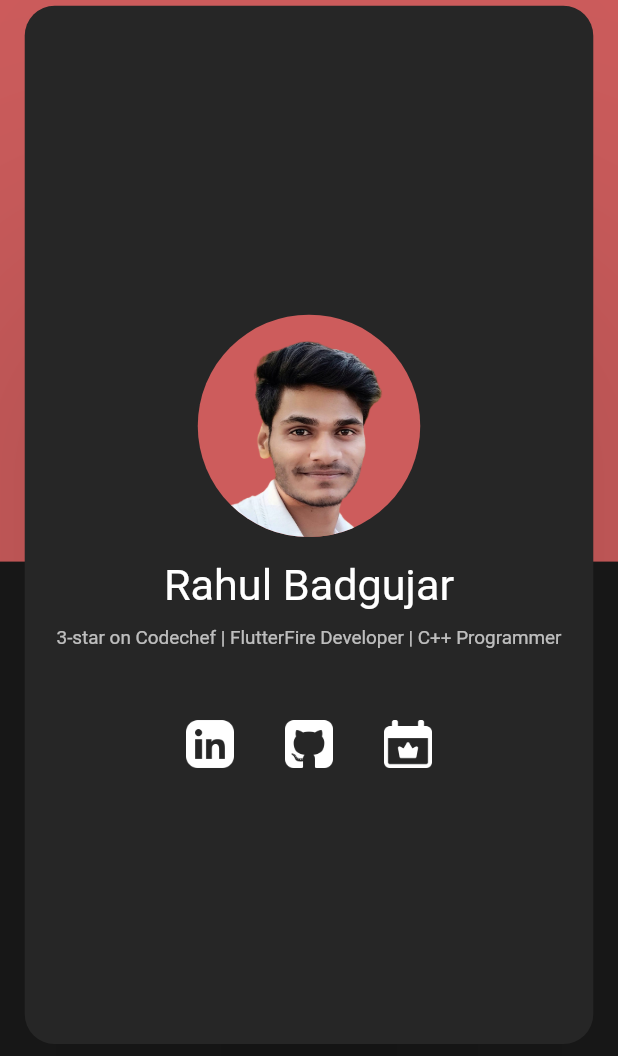
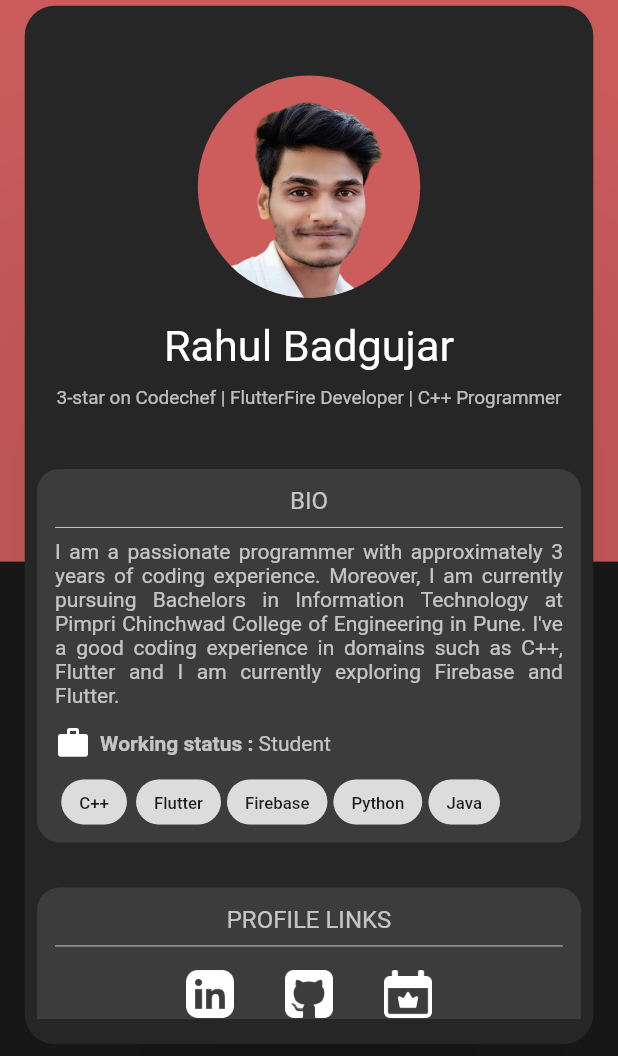
Before and after one commit to rahul-badgujar/my-portfolio, a Flutter app: the screen it shows after launch, on a phone screen of 412 x 824 dp, the part 180-1236 px from its top. Run offline on Flutter 3.47's test engine with Material 2 defaults, Android fonts, the phone set to English and light mode, and no system bars; our stand-ins replace firebase_core, youtube_player_iframe; missing offline and left inert: dart:js, pinch_zoom_image_updated; accounts and stored records are empty.

Commit message:
added Containers and new fields in about section

```diff
--- a/lib/data.dart
+++ b/lib/data.dart
@@ -2,7 +2,7 @@ final data = <String, dynamic>{
   "name": "Rahul Badgujar",
   "title": "3-star on Codechef | FlutterFire Developer | C++ Programmer",
   "bio":
-      '''I am a passionate programmer with approximately 3 years of coding experience. Moreover, I am currently pursuing Bachelors in Information Technology at the Pimpri Chinchwad College of Engineering in Pune. I've had a good coding experience in C++, Flutter. I am currently exploring Firebase and Flutter.''',
+      '''I am a passionate programmer with approximately 3 years of coding experience. Moreover, I am currently pursuing Bachelors in Information Technology at  Pimpri Chinchwad College of Engineering in Pune. I've  a good coding experience in domains such as  C++, Flutter and I am currently exploring  Firebase and Flutter.''',
   "photo": "assets/images/dp-transparent.png",
   "skillset": [
     "C++",
@@ -12,7 +12,6 @@ final data = <String, dynamic>{
     "Java",
   ],
   "work": "Student",
-  "competitive-profile": "Codechef Rating: 3* (1639)",
   "currently-working": "FlutterFire",
   "resume": "assets/images/resume.jpg",
   "resume-url":
--- a/lib/widgets/about_section.dart
+++ b/lib/widgets/about_section.dart
@@ -10,7 +10,6 @@ class AboutSection extends StatefulWidget {
   _AboutSectionState createState() => _AboutSectionState();
 }
 
-// TODO: Add bio, skillset, and job
 // TODO: scroll bar
 class _AboutSectionState extends State<AboutSection> {
   @override
@@ -18,14 +17,22 @@ class _AboutSectionState extends State<AboutSection> {
     return Center(
       child: SingleChildScrollView(
         physics: BouncingScrollPhysics(),
+        child: ConstrainedBox(
+          constraints: BoxConstraints(
+            maxWidth: DeviceDetails(context).deviceType == DeviceType.Desktop
+                ? 560
+                : 400,
+          ),
           child: Column(
             children: [
               SizedBox(height: 30),
               CircleAvatar(
-              maxRadius: DeviceDetails(context).deviceType == DeviceType.Desktop
+                maxRadius:
+                    DeviceDetails(context).deviceType == DeviceType.Desktop
                         ? DeviceDetails(context).height * 0.18
                         : DeviceDetails(context).width * 0.18,
-              minRadius: DeviceDetails(context).deviceType == DeviceType.Desktop
+                minRadius:
+                    DeviceDetails(context).deviceType == DeviceType.Desktop
                         ? DeviceDetails(context).height * 0.1
                         : DeviceDetails(context).width * 0.1,
                 backgroundImage: AssetImage(
@@ -55,10 +62,41 @@ class _AboutSectionState extends State<AboutSection> {
                 style: Theme.of(context).textTheme.bodyText2,
               ),
               SizedBox(height: 40),
+              BioItem(),
+              SizedBox(height: 15),
+              SizedBox(height: 15),
+              ProfileLinksItem(),
+              SizedBox(height: 15),
+            ],
+          ),
+        ),
+      ),
+    );
+  }
+}
+
+class ProfileLinksItem extends StatelessWidget {
+  @override
+  Widget build(BuildContext context) {
+    return Container(
+      decoration: BoxDecoration(
+        color: Colors.white.withOpacity(0.1),
+        borderRadius: BorderRadius.circular(15),
+      ),
+      width: double.infinity,
+      padding: EdgeInsets.all(12),
+      child: Column(
+        children: [
+          Text(
+            "PROFILE LINKS",
+            style: Theme.of(context).textTheme.subtitle1.copyWith(),
+          ),
+          Divider(
+            color: primaryTextColor,
+          ),
           ConstrainedBox(
             constraints: BoxConstraints(
-                maxWidth:
-                    DeviceDetails(context).deviceType == DeviceType.Desktop
+              maxWidth: DeviceDetails(context).deviceType == DeviceType.Desktop
                   ? 280
                   : 180,
             ),
@@ -76,6 +114,78 @@ class _AboutSectionState extends State<AboutSection> {
           ),
         ],
       ),
+    );
+  }
+}
+
+class BioItem extends StatelessWidget {
+  const BioItem({
+    Key key,
+  }) : super(key: key);
+
+  @override
+  Widget build(BuildContext context) {
+    return Container(
+      width: double.infinity,
+      decoration: BoxDecoration(
+        color: Colors.white.withOpacity(0.1),
+        borderRadius: BorderRadius.circular(15),
+      ),
+      padding: EdgeInsets.all(12),
+      child: Column(
+        children: [
+          Text(
+            "BIO",
+            style: Theme.of(context).textTheme.subtitle1.copyWith(),
+          ),
+          Divider(
+            color: primaryTextColor,
+          ),
+          Text(
+            data["bio"],
+            textAlign: TextAlign.justify,
+            style: Theme.of(context).textTheme.bodyText2.copyWith(),
+          ),
+          SizedBox(height: 12),
+          Row(
+            children: [
+              Icon(
+                Icons.work,
+              ),
+              SizedBox(width: 6),
+              Text(
+                "Working status : ",
+                style: TextStyle(
+                  fontWeight: FontWeight.bold,
+                ),
+              ),
+              Text(
+                data["work"],
+              ),
+            ],
+          ),
+          SizedBox(height: 12),
+          ConstrainedBox(
+            constraints: BoxConstraints(
+              maxHeight: 30,
+            ),
+            child: ListView(
+              scrollDirection: Axis.horizontal,
+              children: List.generate(
+                data["skillset"].length,
+                (i) => Padding(
+                  padding: const EdgeInsets.symmetric(horizontal: 2),
+                  child: Chip(
+                    label: Text(
+                      data["skillset"][i],
+                      textScaleFactor: 0.8,
+                    ),
+                  ),
+                ),
+              ),
+            ),
+          ),
+        ],
       ),
     );
   }
--- a/lib/widgets/projects_section.dart
+++ b/lib/widgets/projects_section.dart
@@ -36,7 +36,7 @@ class ProjectsSection extends StatelessWidget {
               ),
               decoration: BoxDecoration(
                 borderRadius: BorderRadius.circular(10),
-                color: primaryColor.withOpacity(0.2),
+                color: Colors.white.withOpacity(0.1),
               ),
               child: Column(
                 children: [
```
Lines whose indentation alone changed are shown as unchanged.
